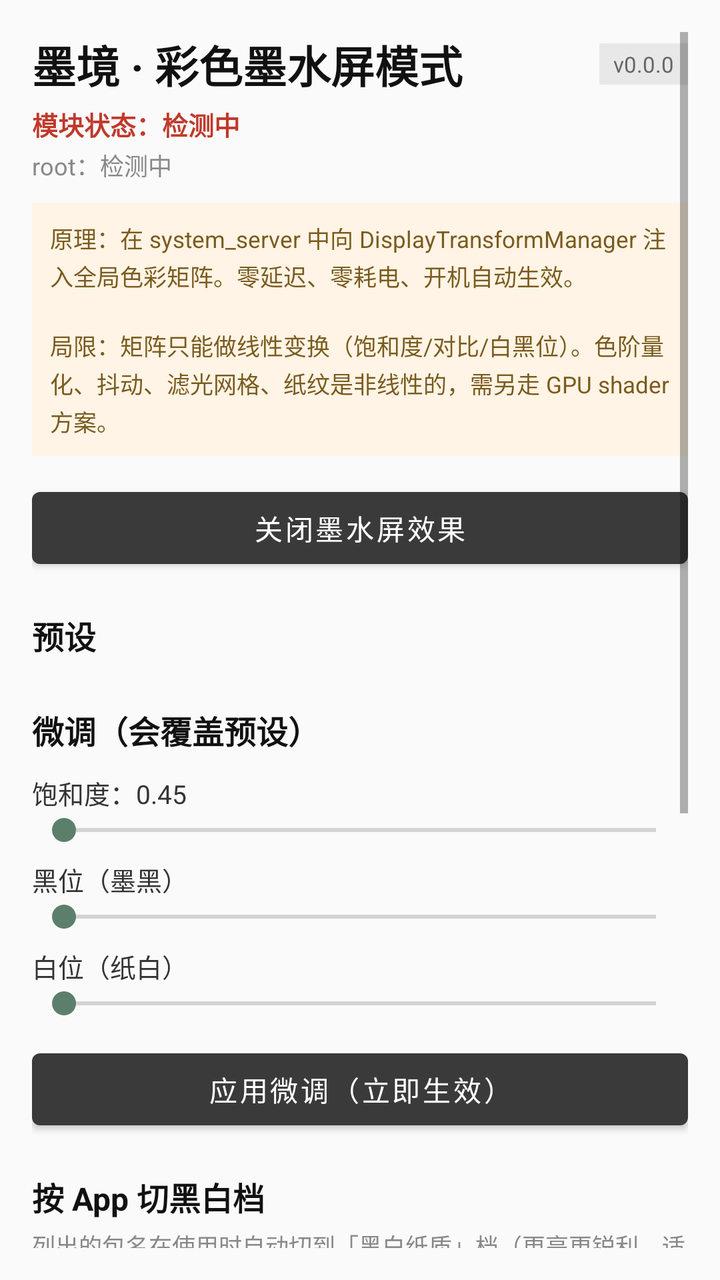
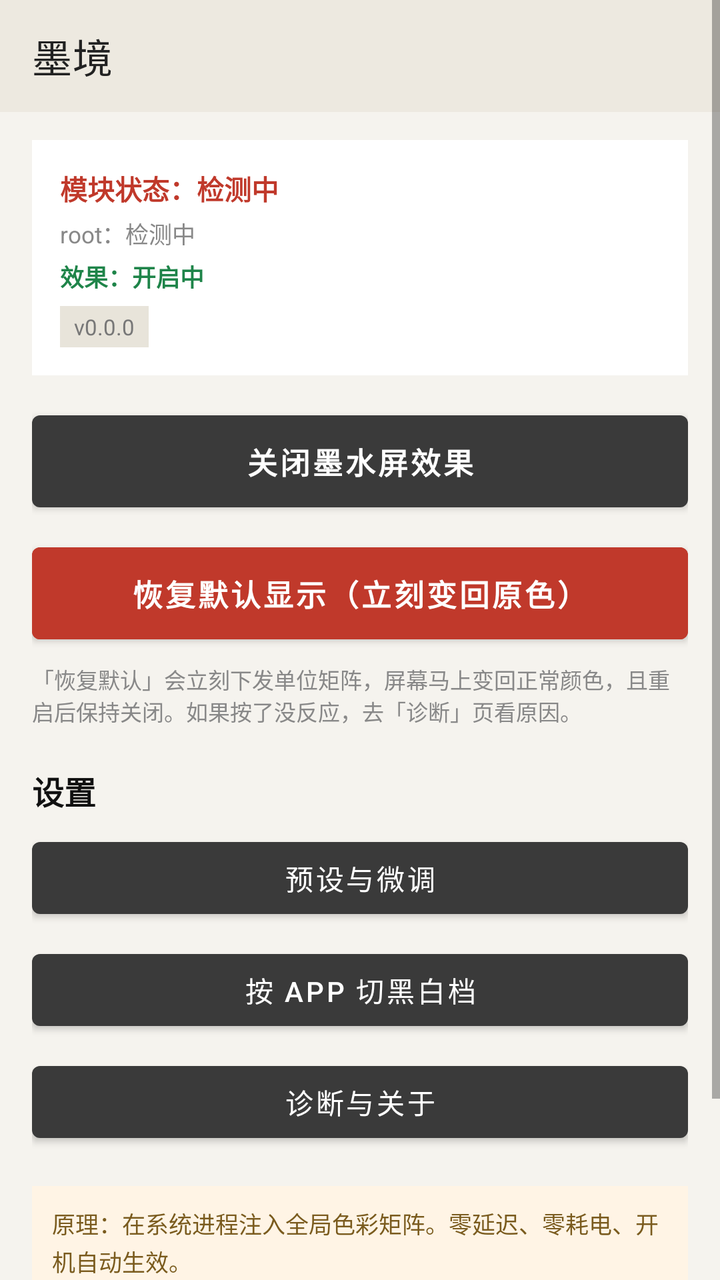

An Android layout rendered at two revisions. The XML below is the earlier revision; the diff shows what the commit changed to produce the second picture.
<!-- AndroidManifest.xml: application theme Theme.Inkwell -->
<!-- res/layout/activity_main.xml -->
<?xml version="1.0" encoding="utf-8"?>
<ScrollView xmlns:android="http://schemas.android.com/apk/res/android"
    android:layout_width="match_parent"
    android:layout_height="match_parent"
    android:background="#FAFAFA"
    android:padding="16dp">

    <LinearLayout
        android:layout_width="match_parent"
        android:layout_height="wrap_content"
        android:orientation="vertical">

        <LinearLayout
            android:layout_width="match_parent"
            android:layout_height="wrap_content"
            android:orientation="horizontal"
            android:gravity="center_vertical">

            <TextView
                android:layout_width="0dp"
                android:layout_height="wrap_content"
                android:layout_weight="1"
                android:text="@string/app_name_full"
                android:textColor="#111111"
                android:textSize="22sp"
                android:textStyle="bold" />

            <TextView
                android:id="@+id/tvVersion"
                android:layout_width="wrap_content"
                android:layout_height="wrap_content"
                android:background="#E8E8E8"
                android:paddingLeft="7dp"
                android:paddingRight="7dp"
                android:paddingTop="3dp"
                android:paddingBottom="3dp"
                android:text="v0.0.0"
                android:textColor="#666666"
                android:textSize="11sp" />
        </LinearLayout>

        <TextView
            android:id="@+id/tvModule"
            android:layout_width="match_parent"
            android:layout_height="wrap_content"
            android:layout_marginTop="4dp"
            android:text="模块状态：检测中"
            android:textColor="#C0392B"
            android:textSize="13sp"
            android:textStyle="bold" />

        <TextView
            android:id="@+id/tvRoot"
            android:layout_width="match_parent"
            android:layout_height="wrap_content"
            android:layout_marginTop="2dp"
            android:text="root：检测中"
            android:textColor="#888888"
            android:textSize="12sp" />

        <TextView
            android:layout_width="match_parent"
            android:layout_height="wrap_content"
            android:layout_marginTop="10dp"
            android:background="#FFF4E5"
            android:padding="9dp"
            android:text="原理：在 system_server 中向 DisplayTransformManager 注入全局色彩矩阵。零延迟、零耗电、开机自动生效。\n\n局限：矩阵只能做线性变换（饱和度/对比/白黑位）。色阶量化、抖动、滤光网格、纸纹是非线性的，需另走 GPU shader 方案。"
            android:textColor="#7A5B1E"
            android:textSize="11.5sp"
            android:lineSpacingExtra="2dp" />

        <Button
            android:id="@+id/btnToggle"
            android:layout_width="match_parent"
            android:layout_height="wrap_content"
            android:layout_marginTop="12dp"
            android:text="关闭墨水屏效果" />

        <TextView
            android:layout_width="match_parent"
            android:layout_height="wrap_content"
            android:layout_marginTop="18dp"
            android:text="预设"
            android:textColor="#111111"
            android:textSize="16sp"
            android:textStyle="bold" />

        <RadioGroup
            android:id="@+id/rgPreset"
            android:layout_width="match_parent"
            android:layout_height="wrap_content"
            android:layout_marginTop="6dp" />

        <TextView
            android:layout_width="match_parent"
            android:layout_height="wrap_content"
            android:layout_marginTop="18dp"
            android:text="微调（会覆盖预设）"
            android:textColor="#111111"
            android:textSize="16sp"
            android:textStyle="bold" />

        <TextView
            android:id="@+id/lbSat"
            android:layout_width="match_parent"
            android:layout_height="wrap_content"
            android:layout_marginTop="10dp"
            android:text="饱和度：0.45"
            android:textColor="#333333"
            android:textSize="13sp" />

        <SeekBar
            android:id="@+id/sbSat"
            android:layout_width="match_parent"
            android:layout_height="wrap_content"
            android:max="100" />

        <TextView
            android:id="@+id/lbBlack"
            android:layout_width="match_parent"
            android:layout_height="wrap_content"
            android:layout_marginTop="6dp"
            android:text="黑位（墨黑）"
            android:textColor="#333333"
            android:textSize="13sp" />

        <SeekBar
            android:id="@+id/sbBlack"
            android:layout_width="match_parent"
            android:layout_height="wrap_content"
            android:max="60" />

        <TextView
            android:id="@+id/lbWhite"
            android:layout_width="match_parent"
            android:layout_height="wrap_content"
            android:layout_marginTop="6dp"
            android:text="白位（纸白）"
            android:textColor="#333333"
            android:textSize="13sp" />

        <SeekBar
            android:id="@+id/sbWhite"
            android:layout_width="match_parent"
            android:layout_height="wrap_content"
            android:max="40" />

        <Button
            android:id="@+id/btnApply"
            android:layout_width="match_parent"
            android:layout_height="wrap_content"
            android:layout_marginTop="10dp"
            android:text="应用微调（立即生效）" />

        <TextView
            android:layout_width="match_parent"
            android:layout_height="wrap_content"
            android:layout_marginTop="18dp"
            android:text="按 App 切黑白档"
            android:textColor="#111111"
            android:textSize="16sp"
            android:textStyle="bold" />

        <TextView
            android:layout_width="match_parent"
            android:layout_height="wrap_content"
            android:layout_marginTop="4dp"
            android:text="列出的包名在使用时自动切到「黑白纸质」档（更亮更锐利，适合阅读类 App）。"
            android:textColor="#888888"
            android:textSize="11.5sp" />

        <EditText
            android:id="@+id/etPkg"
            android:layout_width="match_parent"
            android:layout_height="wrap_content"
            android:layout_marginTop="8dp"
            android:hint="包名，如 com.tencent.weread"
            android:inputType="text"
            android:textSize="13sp"
            android:singleLine="true" />

        <LinearLayout
            android:layout_width="match_parent"
            android:layout_height="wrap_content"
            android:layout_marginTop="6dp"
            android:orientation="horizontal">

            <Button
                android:id="@+id/btnAddPkg"
                android:layout_width="0dp"
                android:layout_height="wrap_content"
                android:layout_weight="1"
                android:text="加入" />

            <Button
                android:id="@+id/btnClearPkg"
                android:layout_width="0dp"
                android:layout_height="wrap_content"
                android:layout_weight="1"
                android:text="清空" />
        </LinearLayout>

        <TextView
            android:id="@+id/tvPkgs"
            android:layout_width="match_parent"
            android:layout_height="wrap_content"
            android:layout_marginTop="6dp"
            android:text="（空）"
            android:textColor="#666666"
            android:textSize="11.5sp"
            android:fontFamily="monospace" />

        <TextView
            android:layout_width="match_parent"
            android:layout_height="wrap_content"
            android:layout_marginTop="18dp"
            android:text="诊断"
            android:textColor="#111111"
            android:textSize="16sp"
            android:textStyle="bold" />

        <Button
            android:id="@+id/btnTestRaw"
            android:layout_width="match_parent"
            android:layout_height="wrap_content"
            android:layout_marginTop="6dp"
            android:text="测试 1015：直接下发矩阵（看屏幕是否变化）" />

        <Button
            android:id="@+id/btnResetRaw"
            android:layout_width="match_parent"
            android:layout_height="wrap_content"
            android:layout_marginTop="6dp"
            android:text="恢复：1015 i32 0" />

        <TextView
            android:id="@+id/tvLog"
            android:layout_width="match_parent"
            android:layout_height="wrap_content"
            android:layout_marginTop="10dp"
            android:text=""
            android:textColor="#555555"
            android:textSize="11sp"
            android:fontFamily="monospace"
            android:lineSpacingExtra="2dp" />

        <View
            android:layout_width="match_parent"
            android:layout_height="40dp" />
    </LinearLayout>
</ScrollView>
<!-- resources referenced by this layout -->
<resources>
  <string name="app_name_full">墨境 · 彩色墨水屏模式</string>
  <style name="Theme.Inkwell" parent="Theme.MaterialComponents.DayNight.NoActionBar">
          <item name="colorPrimary">@color/colorPrimary</item>
          <item name="colorPrimaryDark">@color/colorPrimaryDark</item>
          <item name="colorAccent">@color/colorAccent</item>
          <item name="android:windowLightStatusBar" tools:targetApi="23">true</item>
      </style>
  <color name="colorPrimary">#3A3A3A</color>
  <color name="colorPrimaryDark">#1C1C1C</color>
  <color name="colorAccent">#5B7F6B</color>
</resources>

<!-- the commit's change to res/layout/activity_main.xml (unified diff, before → after) -->
@@ -1,251 +1,160 @@
 <?xml version="1.0" encoding="utf-8"?>
 <ScrollView xmlns:android="http://schemas.android.com/apk/res/android"
+    xmlns:app="http://schemas.android.com/apk/res-auto"
     android:layout_width="match_parent"
     android:layout_height="match_parent"
-    android:background="#FAFAFA"
-    android:padding="16dp">
+    android:background="#F5F3EE"
+    android:fillViewport="true">
 
     <LinearLayout
         android:layout_width="match_parent"
         android:layout_height="wrap_content"
-        android:orientation="vertical">
+        android:orientation="vertical"
+        android:paddingBottom="24dp">
+
+        
+        <com.google.android.material.appbar.MaterialToolbar
+            android:id="@+id/toolbar"
+            android:layout_width="match_parent"
+            android:layout_height="?attr/actionBarSize"
+            android:background="#EDE9E0"
+            android:fitsSystemWindows="true"
+            app:title="墨境"
+            app:titleTextColor="#222222" />
 
         <LinearLayout
             android:layout_width="match_parent"
             android:layout_height="wrap_content"
-            android:orientation="horizontal"
-            android:gravity="center_vertical">
+            android:orientation="vertical"
+            android:paddingStart="16dp"
+            android:paddingEnd="16dp"
+            android:paddingTop="14dp">
 
-            <TextView
-                android:layout_width="0dp"
+            
+            <LinearLayout
+                android:layout_width="match_parent"
                 android:layout_height="wrap_content"
-                android:layout_weight="1"
-                android:text="@string/app_name_full"
-                android:textColor="#111111"
-                android:textSize="22sp"
+                android:background="#FFFFFF"
+                android:orientation="vertical"
+                android:padding="14dp">
+
+                <TextView
+                    android:id="@+id/tvModule"
+                    android:layout_width="match_parent"
+                    android:layout_height="wrap_content"
+                    android:text="模块状态：检测中"
+                    android:textColor="#C0392B"
+                    android:textSize="13.5sp"
+                    android:textStyle="bold" />
+
+                <TextView
+                    android:id="@+id/tvRoot"
+                    android:layout_width="match_parent"
+                    android:layout_height="wrap_content"
+                    android:layout_marginTop="4dp"
+                    android:text="root：检测中"
+                    android:textColor="#888888"
+                    android:textSize="11.5sp" />
+
+                <TextView
+                    android:id="@+id/tvState"
+                    android:layout_width="match_parent"
+                    android:layout_height="wrap_content"
+                    android:layout_marginTop="4dp"
+                    android:text="效果：开启中"
+                    android:textColor="#1E8449"
+                    android:textSize="12sp"
+                    android:textStyle="bold" />
+
+                <TextView
+                    android:id="@+id/tvVersion"
+                    android:layout_width="wrap_content"
+                    android:layout_height="wrap_content"
+                    android:layout_marginTop="6dp"
+                    android:background="#E8E4DA"
+                    android:paddingStart="7dp"
+                    android:paddingEnd="7dp"
+                    android:paddingTop="3dp"
+                    android:paddingBottom="3dp"
+                    android:text="v0.0.0"
+                    android:textColor="#777777"
+                    android:textSize="11sp" />
+            </LinearLayout>
+
+            
+            <Button
+                android:id="@+id/btnToggle"
+                android:layout_width="match_parent"
+                android:layout_height="wrap_content"
+                android:layout_marginTop="14dp"
+                android:paddingTop="12dp"
+                android:paddingBottom="12dp"
+                android:text="关闭墨水屏效果"
+                android:textSize="15sp"
+                android:textStyle="bold" />
+
+            <Button
+                android:id="@+id/btnRestore"
+                android:layout_width="match_parent"
+                android:layout_height="wrap_content"
+                android:layout_marginTop="8dp"
+                android:backgroundTint="#C0392B"
+                android:paddingTop="12dp"
+                android:paddingBottom="12dp"
+                android:text="恢复默认显示（立刻变回原色）"
+                android:textColor="#FFFFFF"
+                android:textSize="15sp"
                 android:textStyle="bold" />
 
             <TextView
-                android:id="@+id/tvVersion"
-                android:layout_width="wrap_content"
+                android:layout_width="match_parent"
                 android:layout_height="wrap_content"
-                android:background="#E8E8E8"
-                android:paddingLeft="7dp"
-                android:paddingRight="7dp"
-                android:paddingTop="3dp"
-                android:paddingBottom="3dp"
-                android:text="v0.0.0"
-                android:textColor="#666666"
+                android:layout_marginTop="6dp"
+                android:text="「恢复默认」会立刻下发单位矩阵，屏幕马上变回正常颜色，且重启后保持关闭。如果按了没反应，去「诊断」页看原因。"
+                android:textColor="#888888"
                 android:textSize="11sp" />
-        </LinearLayout>
 
-        <TextView
-            android:id="@+id/tvModule"
-            android:layout_width="match_parent"
-            android:layout_height="wrap_content"
-            android:layout_marginTop="4dp"
-            android:text="模块状态：检测中"
-            android:textColor="#C0392B"
-            android:textSize="13sp"
-            android:textStyle="bold" />
-
-        <TextView
-            android:id="@+id/tvRoot"
-            android:layout_width="match_parent"
-            android:layout_height="wrap_content"
-            android:layout_marginTop="2dp"
-            android:text="root：检测中"
-            android:textColor="#888888"
-            android:textSize="12sp" />
-
-        <TextView
-            android:layout_width="match_parent"
-            android:layout_height="wrap_content"
-            android:layout_marginTop="10dp"
-            android:background="#FFF4E5"
-            android:padding="9dp"
-            android:text="原理：在 system_server 中向 DisplayTransformManager 注入全局色彩矩阵。零延迟、零耗电、开机自动生效。\n\n局限：矩阵只能做线性变换（饱和度/对比/白黑位）。色阶量化、抖动、滤光网格、纸纹是非线性的，需另走 GPU shader 方案。"
-            android:textColor="#7A5B1E"
-            android:textSize="11.5sp"
-            android:lineSpacingExtra="2dp" />
-
-        <Button
-            android:id="@+id/btnToggle"
-            android:layout_width="match_parent"
-            android:layout_height="wrap_content"
-            android:layout_marginTop="12dp"
-            android:text="关闭墨水屏效果" />
-
-        <TextView
-            android:layout_width="match_parent"
-            android:layout_height="wrap_content"
-            android:layout_marginTop="18dp"
-            android:text="预设"
-            android:textColor="#111111"
-            android:textSize="16sp"
-            android:textStyle="bold" />
-
-        <RadioGroup
-            android:id="@+id/rgPreset"
-            android:layout_width="match_parent"
-            android:layout_height="wrap_content"
-            android:layout_marginTop="6dp" />
-
-        <TextView
-            android:layout_width="match_parent"
-            android:layout_height="wrap_content"
-            android:layout_marginTop="18dp"
-            android:text="微调（会覆盖预设）"
-            android:textColor="#111111"
-            android:textSize="16sp"
-            android:textStyle="bold" />
-
-        <TextView
-            android:id="@+id/lbSat"
-            android:layout_width="match_parent"
-            android:layout_height="wrap_content"
-            android:layout_marginTop="10dp"
-            android:text="饱和度：0.45"
-            android:textColor="#333333"
-            android:textSize="13sp" />
-
-        <SeekBar
-            android:id="@+id/sbSat"
-            android:layout_width="match_parent"
-            android:layout_height="wrap_content"
-            android:max="100" />
-
-        <TextView
-            android:id="@+id/lbBlack"
-            android:layout_width="match_parent"
-            android:layout_height="wrap_content"
-            android:layout_marginTop="6dp"
-            android:text="黑位（墨黑）"
-            android:textColor="#333333"
-            android:textSize="13sp" />
-
-        <SeekBar
-            android:id="@+id/sbBlack"
-            android:layout_width="match_parent"
-            android:layout_height="wrap_content"
-            android:max="60" />
-
-        <TextView
-            android:id="@+id/lbWhite"
-            android:layout_width="match_parent"
-            android:layout_height="wrap_content"
-            android:layout_marginTop="6dp"
-            android:text="白位（纸白）"
-            android:textColor="#333333"
-            android:textSize="13sp" />
-
-        <SeekBar
-            android:id="@+id/sbWhite"
-            android:layout_width="match_parent"
-            android:layout_height="wrap_content"
-            android:max="40" />
-
-        <Button
-            android:id="@+id/btnApply"
-            android:layout_width="match_parent"
-            android:layout_height="wrap_content"
-            android:layout_marginTop="10dp"
-            android:text="应用微调（立即生效）" />
-
-        <TextView
-            android:layout_width="match_parent"
-            android:layout_height="wrap_content"
-            android:layout_marginTop="18dp"
-            android:text="按 App 切黑白档"
-            android:textColor="#111111"
-            android:textSize="16sp"
-            android:textStyle="bold" />
-
-        <TextView
-            android:layout_width="match_parent"
-            android:layout_height="wrap_content"
-            android:layout_marginTop="4dp"
-            android:text="列出的包名在使用时自动切到「黑白纸质」档（更亮更锐利，适合阅读类 App）。"
-            android:textColor="#888888"
-            android:textSize="11.5sp" />
-
-        <EditText
-            android:id="@+id/etPkg"
-            android:layout_width="match_parent"
-            android:layout_height="wrap_content"
-            android:layout_marginTop="8dp"
-            android:hint="包名，如 com.tencent.weread"
-            android:inputType="text"
-            android:textSize="13sp"
-            android:singleLine="true" />
-
-        <LinearLayout
-            android:layout_width="match_parent"
-            android:layout_height="wrap_content"
-            android:layout_marginTop="6dp"
-            android:orientation="horizontal">
+            
+            <TextView
+                android:layout_width="match_parent"
+                android:layout_height="wrap_content"
+                android:layout_marginTop="20dp"
+                android:text="设置"
+                android:textColor="#111111"
+                android:textSize="16sp"
+                android:textStyle="bold" />
 
             <Button
-                android:id="@+id/btnAddPkg"
-                android:layout_width="0dp"
+                android:id="@+id/btnPreset"
+                android:layout_width="match_parent"
                 android:layout_height="wrap_content"
-                android:layout_weight="1"
-                android:text="加入" />
+                android:layout_marginTop="8dp"
+                android:text="预设与微调" />
 
             <Button
-                android:id="@+id/btnClearPkg"
-                android:layout_width="0dp"
+                android:id="@+id/btnRules"
+                android:layout_width="match_parent"
                 android:layout_height="wrap_content"
-                android:layout_weight="1"
-                android:text="清空" />
+                android:layout_marginTop="8dp"
+                android:text="按 App 切黑白档" />
+
+            <Button
+                android:id="@+id/btnDiag"
+                android:layout_width="match_parent"
+                android:layout_height="wrap_content"
+                android:layout_marginTop="8dp"
+                android:text="诊断与关于" />
+
+            <TextView
+                android:layout_width="match_parent"
+                android:layout_height="wrap_content"
+                android:layout_marginTop="18dp"
+                android:background="#FFF4E5"
+                android:padding="10dp"
+                android:text="原理：在系统进程注入全局色彩矩阵。零延迟、零耗电、开机自动生效。\n\n局限：矩阵只能做线性变换（饱和度/对比/白黑位）。色阶量化、抖动、滤光网格是非线性的，需另走 GPU shader 方案。"
+                android:textColor="#7A5B1E"
+                android:textSize="11.5sp"
+                android:lineSpacingExtra="2dp" />
         </LinearLayout>
-
-        <TextView
-            android:id="@+id/tvPkgs"
-            android:layout_width="match_parent"
-            android:layout_height="wrap_content"
-            android:layout_marginTop="6dp"
-            android:text="（空）"
-            android:textColor="#666666"
-            android:textSize="11.5sp"
-            android:fontFamily="monospace" />
-
-        <TextView
-            android:layout_width="match_parent"
-            android:layout_height="wrap_content"
-            android:layout_marginTop="18dp"
-            android:text="诊断"
-            android:textColor="#111111"
-            android:textSize="16sp"
-            android:textStyle="bold" />
-
-        <Button
-            android:id="@+id/btnTestRaw"
-            android:layout_width="match_parent"
-            android:layout_height="wrap_content"
-            android:layout_marginTop="6dp"
-            android:text="测试 1015：直接下发矩阵（看屏幕是否变化）" />
-
-        <Button
-            android:id="@+id/btnResetRaw"
-            android:layout_width="match_parent"
-            android:layout_height="wrap_content"
-            android:layout_marginTop="6dp"
-            android:text="恢复：1015 i32 0" />
-
-        <TextView
-            android:id="@+id/tvLog"
-            android:layout_width="match_parent"
-            android:layout_height="wrap_content"
-            android:layout_marginTop="10dp"
-            android:text=""
-            android:textColor="#555555"
-            android:textSize="11sp"
-            android:fontFamily="monospace"
-            android:lineSpacingExtra="2dp" />
-
-        <View
-            android:layout_width="match_parent"
-            android:layout_height="40dp" />
     </LinearLayout>
 </ScrollView>
<!-- resource entries referenced after the edit -->
@@ -1,6 +1,5 @@
 <!-- resources referenced by this layout -->
 <resources>
-  <string name="app_name_full">墨境 · 彩色墨水屏模式</string>
   <style name="Theme.Inkwell" parent="Theme.MaterialComponents.DayNight.NoActionBar">
           <item name="colorPrimary">@color/colorPrimary</item>
           <item name="colorPrimaryDark">@color/colorPrimaryDark</item>
